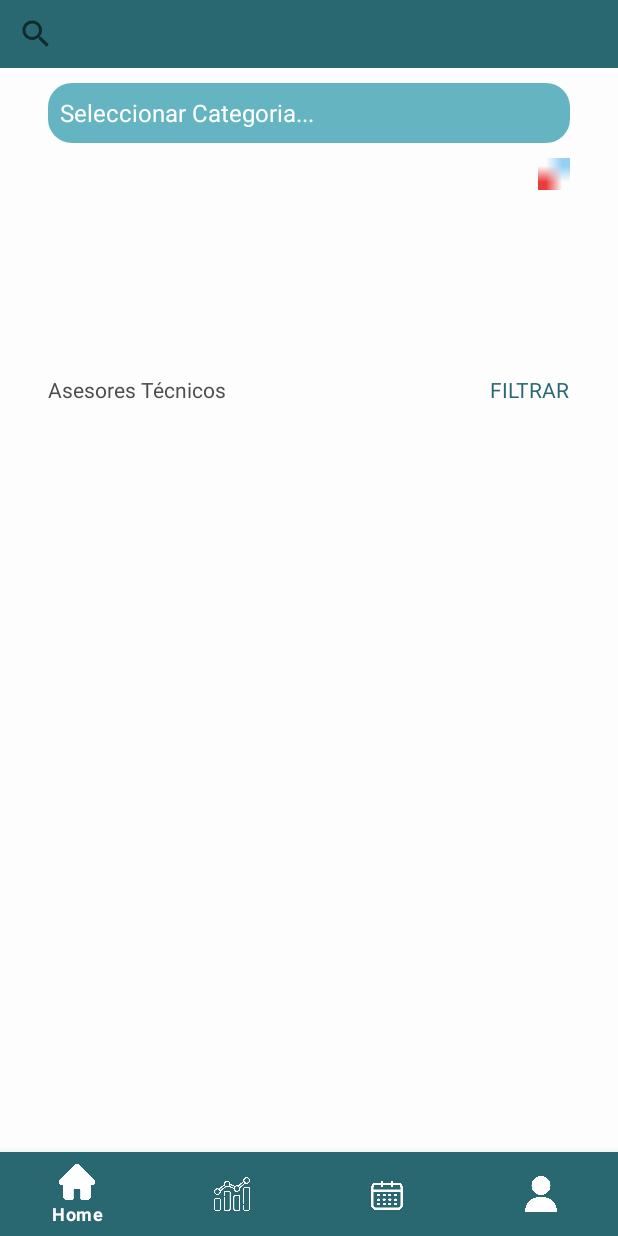
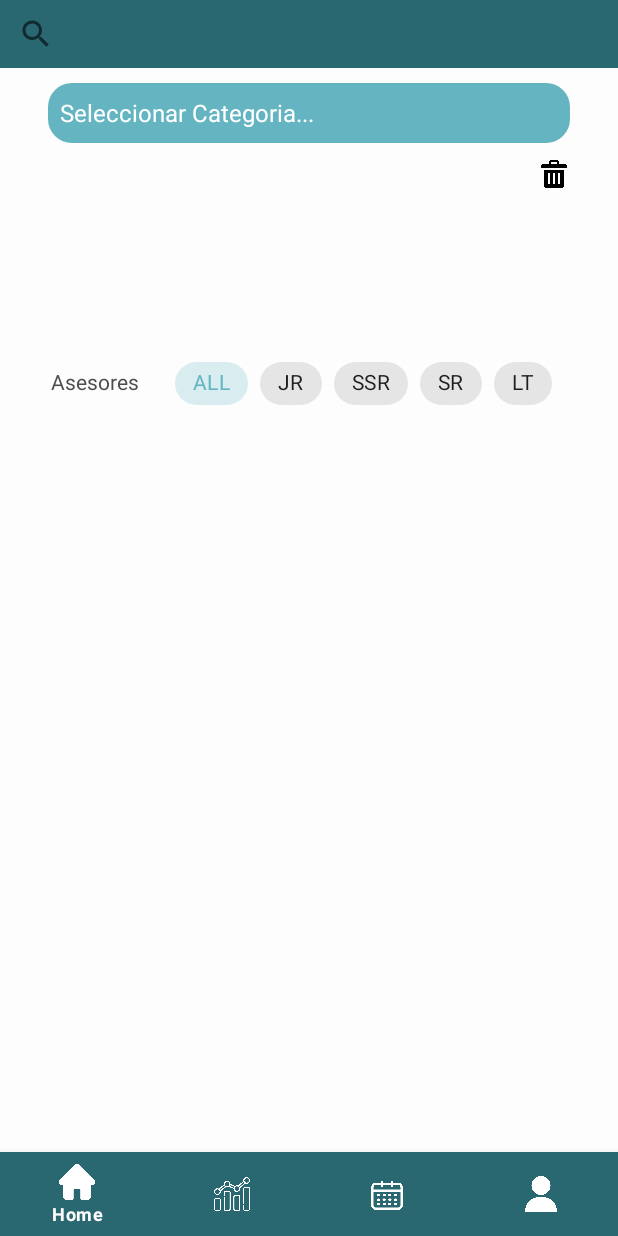
Before and after one commit to engregablesORT/proyecto-final, an Android app: the FragmentHR_Home screen opened directly, with no data from a screen before it, on a phone screen of 412 x 824 dp. Run offline under Robolectric (Android 15) with nearby library versions, the light colour scheme and no system bars; our stand-ins replace Firebase (no records; nobody signed in at launch, a user with empty details on screens opened directly), navigation-ui.

Commit message:
HU11 agrego filtros de busqueda de asesores en home HR

```diff
--- a/app/src/main/res/layout/fragment_hr_home.xml
+++ b/app/src/main/res/layout/fragment_hr_home.xml
@@ -15,7 +15,7 @@
         android:layout_height="21dp"
         android:layout_marginTop="10dp"
         android:layout_marginEnd="32dp"
-        android:src="@drawable/escoba"
+        android:src="@drawable/trash"
         android:visibility="visible"
         app:layout_constraintEnd_toEndOf="parent"
         app:layout_constraintTop_toBottomOf="@+id/homeHrCategoriasTec" />
@@ -37,17 +37,6 @@
         app:layout_constraintHorizontal_bias="0.0"
         app:layout_constraintStart_toStartOf="parent"
         app:layout_constraintTop_toBottomOf="@+id/searchView" />
-
-    <TextView
-        android:id="@+id/filterText"
-        android:layout_width="0dp"
-        android:layout_height="wrap_content"
-        android:layout_marginTop="25dp"
-        android:layout_marginEnd="32dp"
-        android:text="FILTRAR"
-        android:textColor="@color/hrit_primary"
-        app:layout_constraintEnd_toEndOf="parent"
-        app:layout_constraintTop_toBottomOf="@+id/recTecnologias" />
 
     <androidx.recyclerview.widget.RecyclerView
         android:id="@+id/recTecnologias"
@@ -90,9 +79,10 @@
         android:id="@+id/categoriaText"
         android:layout_width="0dp"
         android:layout_height="wrap_content"
-        android:layout_marginStart="32dp"
-        android:layout_marginTop="25dp"
-        android:text="Asesores Técnicos"
+        android:layout_marginStart="34dp"
+        android:layout_marginTop="20dp"
+        android:text="Asesores
+"
         android:textColor="#FF4E4D4D"
         app:layout_constraintStart_toStartOf="parent"
         app:layout_constraintTop_toBottomOf="@+id/recTecnologias" />
@@ -110,4 +100,59 @@
         app:layout_constraintStart_toStartOf="parent"
         app:layout_constraintTop_toBottomOf="@+id/categoriaText" />
 
+    <com.google.android.material.chip.ChipGroup
+        android:id="@+id/seniority_chips_2"
+        android:layout_width="267dp"
+        android:layout_height="31dp"
+        android:layout_marginTop="15dp"
+        android:layout_marginEnd="28dp"
+        app:checkedChip="@+id/chip_all"
+        app:layout_constraintEnd_toEndOf="parent"
+        app:layout_constraintTop_toBottomOf="@+id/recTecnologias"
+        app:selectionRequired="true"
+        app:singleSelection="true">
+
+        <com.google.android.material.chip.Chip
+            android:id="@+id/chip_all"
+            style="@style/Widget.MaterialComponents.Chip.Choice"
+            android:layout_width="wrap_content"
+            android:layout_height="wrap_content"
+            android:text="ALL"
+            app:chipMinTouchTargetSize="35dp" />
+
+        <com.google.android.material.chip.Chip
+            android:id="@+id/chip_jr"
+            style="@style/Widget.MaterialComponents.Chip.Choice"
+            android:layout_width="wrap_content"
+            android:layout_height="wrap_content"
+            android:text="JR"
+            app:chipMinTouchTargetSize="35dp" />
+
+        <com.google.android.material.chip.Chip
+            android:id="@+id/chip_ssr"
+            style="@style/Widget.MaterialComponents.Chip.Choice"
+            android:layout_width="wrap_content"
+            android:layout_height="wrap_content"
+            android:text="SSR"
+            app:chipMinTouchTargetSize="35dp" />
+
+        <com.google.android.material.chip.Chip
+            android:id="@+id/chip_sr"
+            style="@style/Widget.MaterialComponents.Chip.Choice"
+            android:layout_width="wrap_content"
+            android:layout_height="wrap_content"
+            android:text="SR"
+            app:chipMinTouchTargetSize="35dp" />
+
+        <com.google.android.material.chip.Chip
+            android:id="@+id/chip_tl"
+            style="@style/Widget.MaterialComponents.Chip.Choice"
+            android:layout_width="wrap_content"
+            android:layout_height="wrap_content"
+            android:text="LT"
+            app:chipMinTouchTargetSize="35dp" />
+
+
+    </com.google.android.material.chip.ChipGroup>
+
 </androidx.constraintlayout.widget.ConstraintLayout>
```
Also changed, not shown: app/src/main/java/com/example/hrit_app/fragments/rrhh/FragmentHR_Home.kt (+63 -29 lines), app/src/main/java/com/example/hrit_app/repository/UserRepository.kt (+0 -26 lines), app/src/main/java/com/example/hrit_app/services/UserService.kt (+0 -12 lines).
